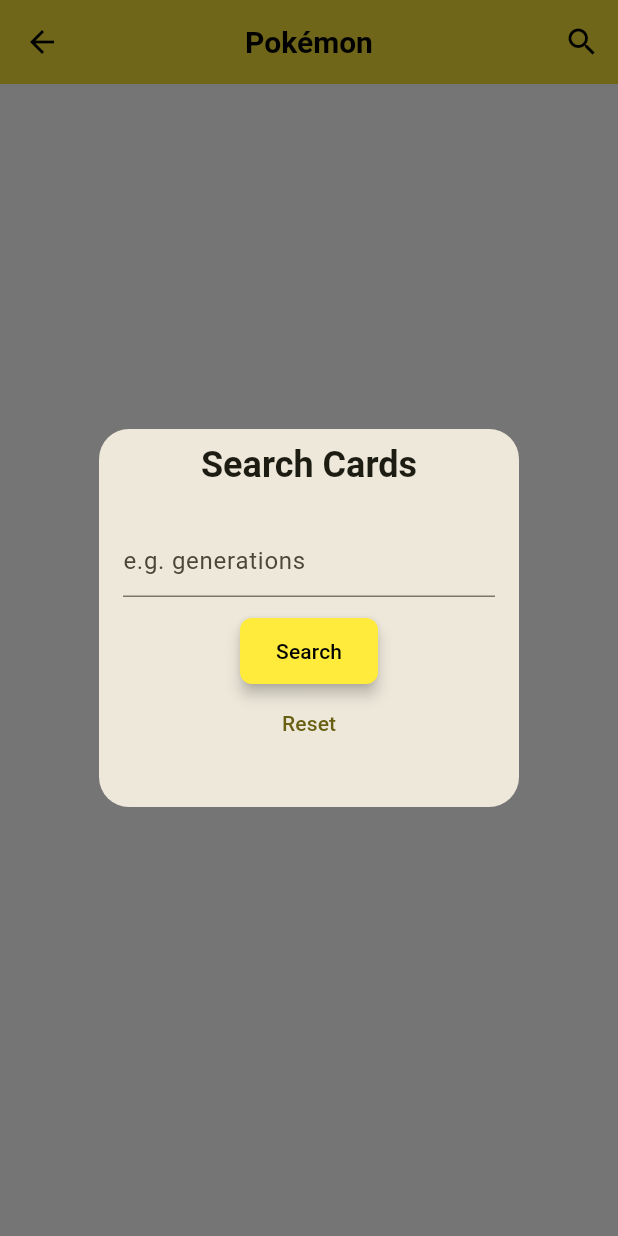
After one commit to aadilansari/pokemon_card_app, a Flutter app: the HomePage screen opened by its route, after a tap on the "search" icon, on a phone screen of 412 x 824 dp. The commit adds this screen. Run offline on Flutter 3.47's test engine with Material 3 defaults, Android fonts, the phone set to English and light mode, and no system bars; our stand-ins replace cached_network_image, get; network calls fail.

Commit message:
update code

```diff
--- a/analysis_options.yaml
+++ b/analysis_options.yaml
@@ -7,6 +7,9 @@
 
 # The following line activates a set of recommended lints for Flutter apps,
 # packages, and plugins designed to encourage good coding practices.
+analyzer:
+  errors:
+    depend_on_referenced_packages: ignore
 include: package:flutter_lints/flutter.yaml
 
 linter:
--- /dev/null
+++ b/lib/controllers/pokemon_controller.dart
@@ -0,0 +1,64 @@
+// ignore_for_file: avoid_print
+
+import 'package:get/get.dart';
+import 'package:pokemon_card_app/models/pokemon_card.dart';
+import 'package:pokemon_card_app/services/api_service.dart';
+
+
+class PokemonController extends GetxController {
+  var cards = <PokemonCard>[].obs;
+  var isLoading = false.obs;
+  var page = 1.obs;
+  var hasMore = true.obs;
+  var isSearching = false.obs;
+
+  void fetchInitialCards() async {
+    isLoading.value = true;
+    try {
+      final data = await ApiService.fetchPokemonCards(page: 1);
+      cards.value = data;
+      page.value = 2;
+      hasMore.value = data.length == 10;
+    } catch (e) {
+      print('Error: $e');
+    }
+    isLoading.value = false;
+  }
+
+  void fetchMoreCards() async {
+    if (!hasMore.value || isLoading.value) return;
+
+    isLoading.value = true;
+    try {
+      final data = await ApiService.fetchPokemonCards(page: page.value);
+      cards.addAll(data);
+      page.value++;
+      hasMore.value = data.length == 10;
+    } catch (e) {
+      print('Error: $e');
+    }
+    isLoading.value = false;
+  }
+
+  void searchCards(String searchTerm) async {
+    isSearching.value = true;
+    isLoading.value = true;
+
+    try {
+      final result = await ApiService.searchPokemonCards(searchTerm);
+      cards.value = result;
+      hasMore.value = false; // Search results are not paginated
+    } catch (e) {
+      print('Error: $e');
+    }
+
+    isLoading.value = false;
+  }
+
+  void resetSearch() {
+    isSearching.value = false;
+    page.value = 1;
+    hasMore.value = true;
+    fetchInitialCards();
+  }
+}
--- /dev/null
+++ b/lib/models/pokemon_card.dart
@@ -0,0 +1,34 @@
+class PokemonCard {
+  final String id;
+  final String name;
+  final String imageUrl;
+  final List<String>? types;
+  final List<dynamic>? attacks;
+  final List<dynamic>? weaknesses;
+  final String? artist;
+  final Map<String, dynamic>? set;
+
+  PokemonCard({
+    required this.id,
+    required this.name,
+    required this.imageUrl,
+    this.types,
+    this.attacks,
+    this.weaknesses,
+    this.artist,
+    this.set,
+  });
+
+  factory PokemonCard.fromJson(Map<String, dynamic> json) {
+    return PokemonCard(
+      id: json['id'] ?? '',
+      name: json['name'] ?? '',
+      imageUrl: json['images']['small'] ?? '',
+      types: json['types']?.cast<String>(),
+      attacks: json['attacks'],
+      weaknesses: json['weaknesses'],
+      artist: json['artist'],
+      set: json['set'],
+    );
+  }
+}
--- /dev/null
+++ b/lib/pages/home_page.dart
@@ -0,0 +1,147 @@
+import 'package:cached_network_image/cached_network_image.dart';
+import 'package:flutter/material.dart';
+import 'package:get/get.dart';
+import 'package:pokemon_card_app/controllers/pokemon_controller.dart';
+import 'package:pokemon_card_app/pages/detail_page.dart';
+
+
+class HomePage extends StatelessWidget {
+  final PokemonController controller = Get.put(PokemonController());
+
+  HomePage({super.key});
+
+  final TextEditingController _searchController = TextEditingController();
+
+  @override
+  Widget build(BuildContext context) {
+    controller.fetchInitialCards();
+
+    return Scaffold(
+      appBar: AppBar(
+        title: const Text('Pokémon'),
+        actions: [
+          IconButton(
+            icon: const Icon(Icons.search),
+            onPressed: () {
+              _showSearchDialog(context);
+            },
+          )
+        ],
+      ),
+      body: Obx(() {
+        if (controller.isLoading.value && controller.cards.isEmpty) {
+          return const Center(child: CircularProgressIndicator());
+        }
+
+        return NotificationListener<ScrollNotification>(
+          onNotification: (ScrollNotification scrollInfo) {
+            if (!controller.isSearching.value &&
+                scrollInfo.metrics.pixels == scrollInfo.metrics.maxScrollExtent) {
+              controller.fetchMoreCards();
+            }
+            return false;
+          },
+          child: GridView.builder(
+            padding: const EdgeInsets.all(8),
+            gridDelegate: const SliverGridDelegateWithFixedCrossAxisCount(
+              crossAxisCount: 2,
+              childAspectRatio: 3 / 4,
+              crossAxisSpacing: 8,
+              mainAxisSpacing: 8,
+            ),
+            itemCount: controller.cards.length,
+            itemBuilder: (context, index) {
+              final card = controller.cards[index];
+              return GestureDetector(
+                onTap: () => Get.to(() => DetailPage(card: card)),
+                child: Card(
+                  clipBehavior: Clip.antiAlias,
+                  elevation: 4,
+                  color: Colors.yellow,
+                  shape: RoundedRectangleBorder(borderRadius: BorderRadius.circular(12)),
+                  child: Column(
+                    mainAxisSize: MainAxisSize.min,   // ← makes Column shrink to its children
+                    crossAxisAlignment: CrossAxisAlignment.stretch,
+                    children: [
+                      Hero(
+                        tag: card.id,
+                        child: ClipRect(
+                          child: Align(
+                            alignment: Alignment.topCenter,
+                            heightFactor: 0.70,
+                            child: CachedNetworkImage(
+                              imageUrl: card.imageUrl,
+                              fit: BoxFit.cover,
+                              placeholder: (c, _) =>
+                  const Center(child: CircularProgressIndicator()),
+                              errorWidget: (c, _, __) => const Icon(Icons.error),
+                            ),
+                          ),
+                        ),
+                      ),
+                      Padding(
+                        padding: const EdgeInsets.all(8),
+                        child: Text(
+                          card.name,
+                          textAlign: TextAlign.center,
+                          style: const TextStyle(fontWeight: FontWeight.bold),
+                        ),
+                      ),
+                    ],
+                  ),
+                )
+
+              );
+            },
+          ),
+        );
+      }),
+    );
+  }
+
+  void _showSearchDialog(BuildContext context) {
+    Get.defaultDialog(
+      title: 'Search Cards',
+      titleStyle: TextStyle(fontWeight: FontWeight.bold),
+      content: Padding(
+        padding: const EdgeInsets.all(8.0),
+        child: Column(
+          children: [
+            TextField(
+              controller: _searchController,
+              decoration: const InputDecoration(hintText: "e.g. generations"),
+            ),
+            const SizedBox(height: 12),
+            ElevatedButton(
+              style: ButtonStyle(
+    backgroundColor: WidgetStateProperty.all<Color>(Colors.yellow),
+    foregroundColor: WidgetStateProperty.all<Color>(Colors.black),
+    elevation: WidgetStateProperty.all<double>(4),
+    padding: WidgetStateProperty.all<EdgeInsets>(
+      const EdgeInsets.symmetric(horizontal: 24, vertical: 12),
+    ),
+    shape: WidgetStateProperty.all<RoundedRectangleBorder>(
+      RoundedRectangleBorder(
+        borderRadius: BorderRadius.circular(8),
+      ),
+    ),
+  ),
+              onPressed: () {
+                Get.back();
+                controller.searchCards(_searchController.text);
+              },
+              child: const Text("Search"),
+            ),
+            TextButton(
+              onPressed: () {
+                Get.back();
+                controller.resetSearch();
+              },
+              child: const Text("Reset"),
+            )
+          ],
+        ),
+      ),
+    );
+  }
+}
--- /dev/null
+++ b/lib/routes/app_routes.dart
@@ -0,0 +1,15 @@
+import 'package:get/get.dart';
+import '../pages/home_page.dart';
+import '../pages/detail_page.dart';
+import '../models/pokemon_card.dart';
+
+class AppRoutes {
+  static final routes = [
+    GetPage(name: '/home', page: () => HomePage()),
+    GetPage(
+      name: '/detail',
+      page: () =>  DetailPage(card: PokemonCard(id: '', name: '', imageUrl: '')),
+      transition: Transition.fadeIn,
+    ),
+  ];
+}
--- /dev/null
+++ b/lib/services/api_service.dart
@@ -0,0 +1,53 @@
+import 'dart:convert';
+import 'dart:developer' as developer;
+import 'package:http/http.dart' as http;
+import 'package:pokemon_card_app/models/pokemon_card.dart';
+
+class ApiService {
+  static const String baseUrl = 'https://api.pokemontcg.io/v2/cards';
+
+  // Fetch list of Pokémon cards with pagination
+  static Future<List<PokemonCard>> fetchPokemonCards({int page = 1}) async {
+    final url = '$baseUrl?page=$page&pageSize=10';
+    developer.log('Making API request to: $url');
+
+    final response = await http.get(Uri.parse(url));
+
+    // Log response details
+    developer.log('Response Status Code: ${response.statusCode}');
+    developer.log('Response Headers: ${response.headers}');
+    developer.log('Response Body: ${response.body}');
+
+    if (response.statusCode == 200) {
+      final data = json.decode(response.body);
+      final List cards = data['data'];
+      developer.log('Successfully parsed ${cards.length} cards');
+      return cards.map((json) => PokemonCard.fromJson(json)).toList();
+    } else {
+      developer.log('API request failed with status: ${response.statusCode}');
+      developer.log('Error response: ${response.body}');
+      throw Exception('Failed to load cards: ${response.statusCode}');
+    }
+  }
+
+
+  static Future<List<PokemonCard>> searchPokemonCards(String query) async {
+    final url = '$baseUrl?q=set.name:$query';
+    developer.log('Making search API request to: $url');
+
+    final response = await http.get(Uri.parse(url));
+
+    developer.log('Search Response Body: ${response.body}');
+
+    if (response.statusCode == 200) {
+      final data = json.decode(response.body);
+      final List cards = data['data'];
+      developer.log('Search returned ${cards.length} cards for query: "$query"');
+      return cards.map((json) => PokemonCard.fromJson(json)).toList();
+    } else {
+      developer.log('Search API request failed with status: ${response.statusCode}');
+      developer.log('Search error response: ${response.body}');
+      throw Exception('Failed to search cards: ${response.statusCode}');
+    }
+  }
+}
--- a/pubspec.yaml
+++ b/pubspec.yaml
@@ -34,6 +34,9 @@ dependencies:
   # The following adds the Cupertino Icons font to your application.
   # Use with the CupertinoIcons class for iOS style icons.
   cupertino_icons: ^1.0.8
+  get: ^4.7.2
+  http: ^1.4.0
+  cached_network_image: ^3.4.1
 
 dev_dependencies:
   flutter_test:
```
Also changed, not shown: lib/main.dart (+29 -107 lines), lib/pages/detail_page.dart (added, +82 -0 lines), pubspec.lock, 3 other files.
